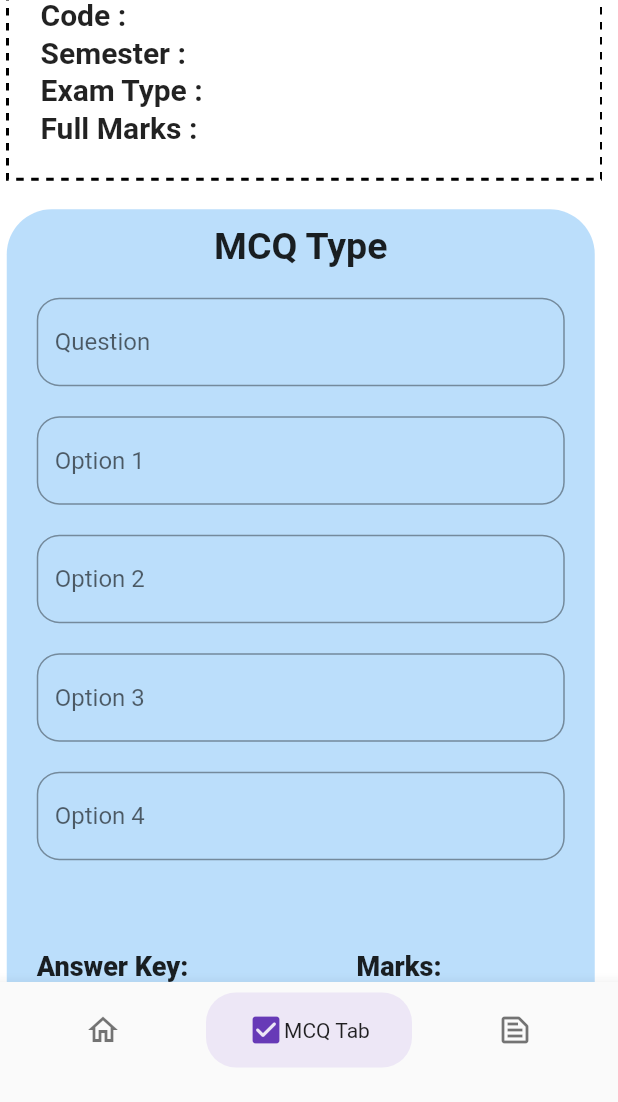
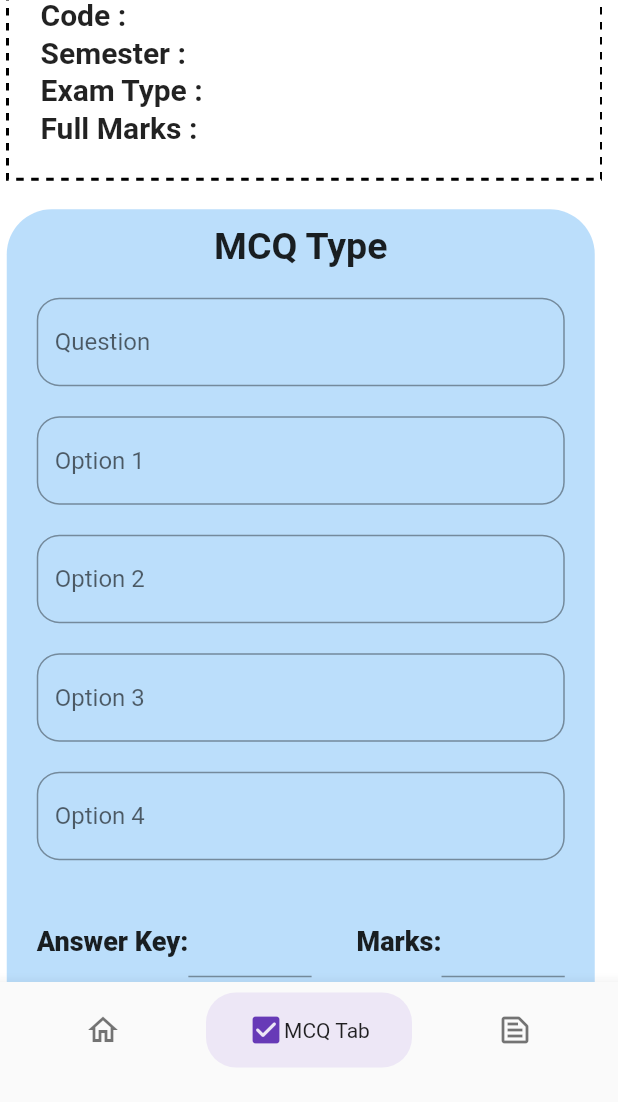
Before and after one commit to shivam-rao-official/OnlineExamApp-Teachers, a Flutter app: the CreateExam screen opened directly with empty values, item 2 of the bottom bar chosen, on a phone screen of 412 x 824 dp, the part 134-1236 px from its top. Run offline on Flutter 3.47's test engine with Material 2 defaults, Android fonts, the phone set to English and light mode, and no system bars; drawn by our look-alikes of dotted_border; our stand-ins replace shared_preferences; accounts and stored records are empty.

Commit message:
Fixed all minor UI bugs

```diff
--- a/lib/components/mcqcomp.dart
+++ b/lib/components/mcqcomp.dart
@@ -99,7 +99,6 @@ class _MCQCompState extends State<MCQComp> {
                   marksLabel("Answer Key:"),
                   Expanded(
                     child: TextFormField(
-                      maxLines: 3,
                       controller: _ansKey,
                       validator: (val) {
                         return val.isEmpty ? "required" : null;
@@ -112,7 +111,6 @@ class _MCQCompState extends State<MCQComp> {
                   marksLabel("Marks:"),
                   Expanded(
                     child: TextFormField(
-                      maxLines: 3,
                       keyboardType: TextInputType.number,
                       controller: _marks,
                       validator: (val) {
@@ -125,8 +123,9 @@ class _MCQCompState extends State<MCQComp> {
             ),
           ),
           Padding(
-            padding: const EdgeInsets.only(left: 110.0 * 2, top: 30),
+            padding: const EdgeInsets.all(8.0),
             child: Row(
+              mainAxisAlignment: MainAxisAlignment.end,
               children: [
                 MaterialButton(
                   onPressed: () {
--- a/lib/views/Exam/Exam.create/examDetails.dart
+++ b/lib/views/Exam/Exam.create/examDetails.dart
@@ -63,7 +63,7 @@ class _ExamInfoTabState extends State<ExamInfoTab> {
       title: label("Exam Form Details", 30),
       content: SingleChildScrollView(
         child: Container(
-          height: 700,
+          height: MediaQuery.of(context).size.height,
           width: 400,
           child: Form(
             key: _examKey,
--- a/lib/views/SignUp/personalDetails.dart
+++ b/lib/views/SignUp/personalDetails.dart
@@ -77,7 +77,7 @@ class _PersonalDetailsBoxState extends State<PersonalDetailsBox> {
                         right: 20,
                       ),
                       child: TextFormField(
-                        keyboardType: TextInputType.text,
+                        keyboardType: TextInputType.emailAddress,
                         onChanged: (val) {
                           email = val;
                         },
```
Also changed, not shown: lib/components/satqComp.dart (+5 -6 lines), lib/views/Login/loginDetails.dart (+7 -1 lines), lib/views/SignUp/collegeDetails.dart (+11 -2 lines).
